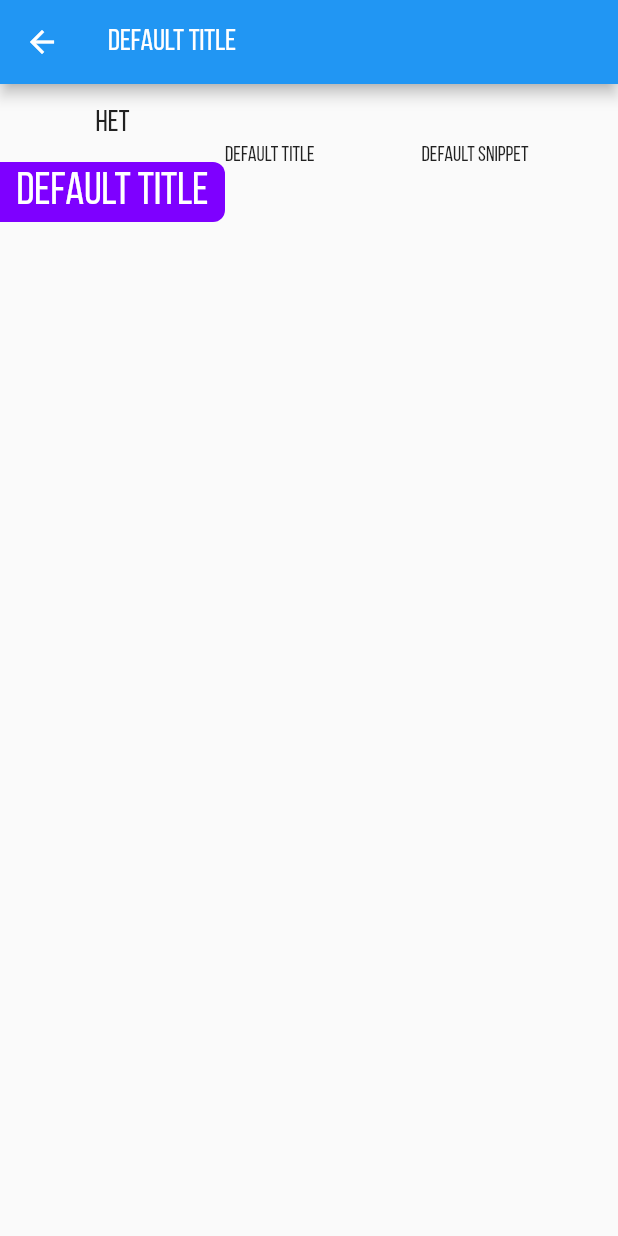
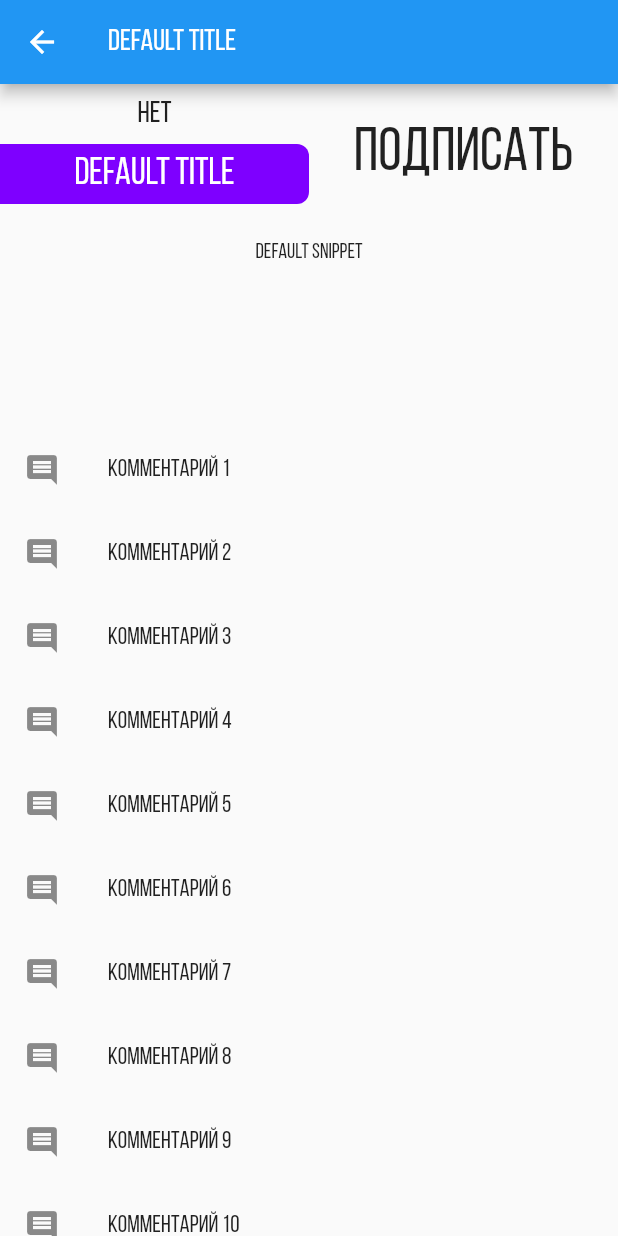
Before and after one commit to CoolONEOfficial/gch_app, a Flutter app: the TaskDetailsScreen screen opened directly with empty values, on a phone screen of 412 x 824 dp. Run offline on Flutter 3.47's test engine with Material 2 defaults, Android fonts, the light colour scheme and no system bars; our stand-ins replace firebase_auth, firebase_database, firebase_storage, flutter_screenutil, google_maps_flutter, image_picker and 3 more; missing offline and left inert: google_places_picker, intro_views_flutter; accounts and stored records are empty.

Commit message:
modified detailed_task

```diff
--- a/lib/screens/home_screen.dart
+++ b/lib/screens/home_screen.dart
@@ -55,7 +55,7 @@ class _HomeScreenState extends State<HomeScreen> {
                 -1,
                 task["title"],
                 task["snippet"],
-                Category.values[task["category"]],
+                Category.values[ task["category"]  ],
                 task["time"],
                 LatLng(
                   task["position"]["lat"],
--- a/lib/task_details.dart
+++ b/lib/task_details.dart
@@ -2,6 +2,7 @@ import 'package:flutter/material.dart';
 import 'package:gch_cityservice/pages/google_maps_page.dart';
 import 'package:gch_cityservice/pages/section_list_page.dart';
 import 'package:gch_cityservice/screens/home_screen.dart';
+import 'package:http/http.dart' as http;
 
 class TaskDetails extends StatefulWidget {
   final MyTask task;
@@ -18,9 +19,17 @@ class _TaskDetailsState extends State<TaskDetails> {
     return Column(
       children: <Widget>[
         _widgetName(context),
+        _widgetDesc(),
         _widgetGallery(),
         _widgetComments(),
       ],
+    );
+  }
+
+  Widget _widgetDesc(){
+    return Padding(
+      padding: EdgeInsets.all(10),
+      child: Text(widget.task.snippet ?? "Пусто"),
     );
   }
 
@@ -29,18 +38,19 @@ class _TaskDetailsState extends State<TaskDetails> {
         height: panelHeightClosed,
         child: Row(
           children: <Widget>[
-            Column(
+            Expanded(
+              child: Column(
                 children: <Widget>[
-                Divider(),
+                  Container(height: 10,),
                   //Text(task.title??"Неизвестно", style: TextStyle(fontSize: 20),),
                   Text(
                     intToCategory(widget.task.category?.index) ?? "Нет",
                     style: TextStyle(fontSize: 20),
                   ),
-                Divider(),
+                  Container(height: 10,),
                   Container(
                       height: 40,
-                    width: 150,
+                      //width: 150,
                       decoration: BoxDecoration(
                           color: Theme.of(context).accentColor,
                           //const Color.fromRGBO(0x7e, 0x00, 0xff, 1),//0x7e00ff),
@@ -50,19 +60,37 @@ class _TaskDetailsState extends State<TaskDetails> {
                       child: Center(
                         child: Text(
                           widget.task.title,
-                        style: TextStyle(color: Colors.white, fontSize: 30),
+                          style: TextStyle(color: Colors.white, fontSize: 25),
                         ),
                       )),
                 ],
               ),
+            ),
             Expanded(
-              child: Text(widget.task.title),
+              child: Padding(
+                padding: EdgeInsets.all(10),
+                child: MaterialButton(
+                  elevation: 10,
+                  child: const Text("Подписать", style: TextStyle(fontSize: 40),),
+                  onPressed: () => onButtonSignPress()
                 ),
-            Flexible(
-              child: Text(widget.task.snippet ?? "Пусто"),
-            )
+              ),
+            ),
+//            Flexible(
+//              child: Text(widget.task.snippet ?? "Пусто"),
+//            )
           ],
         ));
+  }
+
+  onButtonSignPress() async {
+      var url = "http://192.168.43.211:8080/gch_server_war_exploded/test";
+      var client = http.Client();
+      var request = http.Request('POST', Uri.parse(url))
+        ..bodyFields = {
+          'uuid': 'sdfsd',
+          'taskid': widget.task.id,
+        };
   }
 
   Widget _widgetGallery() {
@@ -72,15 +100,14 @@ class _TaskDetailsState extends State<TaskDetails> {
         // This next line does the trick.
         scrollDirection: Axis.horizontal,
         itemBuilder: (ctx, index) => myPhoto(ctx, index),
-        itemCount: widget.task.picUrls.length,
+        itemCount: widget.task?.picUrls?.length ?? 0,
       ),
     );
   }
 
-  Widget myPhoto(ctx, index){
+  Widget myPhoto(ctx, index) {
     return Image.network(widget.task.picUrls[index]);
   }
-
 
   Widget _widgetComments() {
     return Flexible(
@@ -89,9 +116,9 @@ class _TaskDetailsState extends State<TaskDetails> {
         scrollDirection: Axis.vertical,
         itemBuilder: (ctx, index) => ListTile(
               leading: const Icon(Icons.comment),
-            title: Text('Комментарий '+(index+1).toString()),
+              title: Text('Комментарий ' + (index + 1).toString()),
             ),
-          itemCount: widget.task.picUrls.length,
+        itemCount: 11,
       ),
 //        ListTile(
 //          leading: const Icon(Icons.comment),
```
Also changed, not shown: pubspec.lock. Lines whose indentation alone changed are shown as unchanged.
